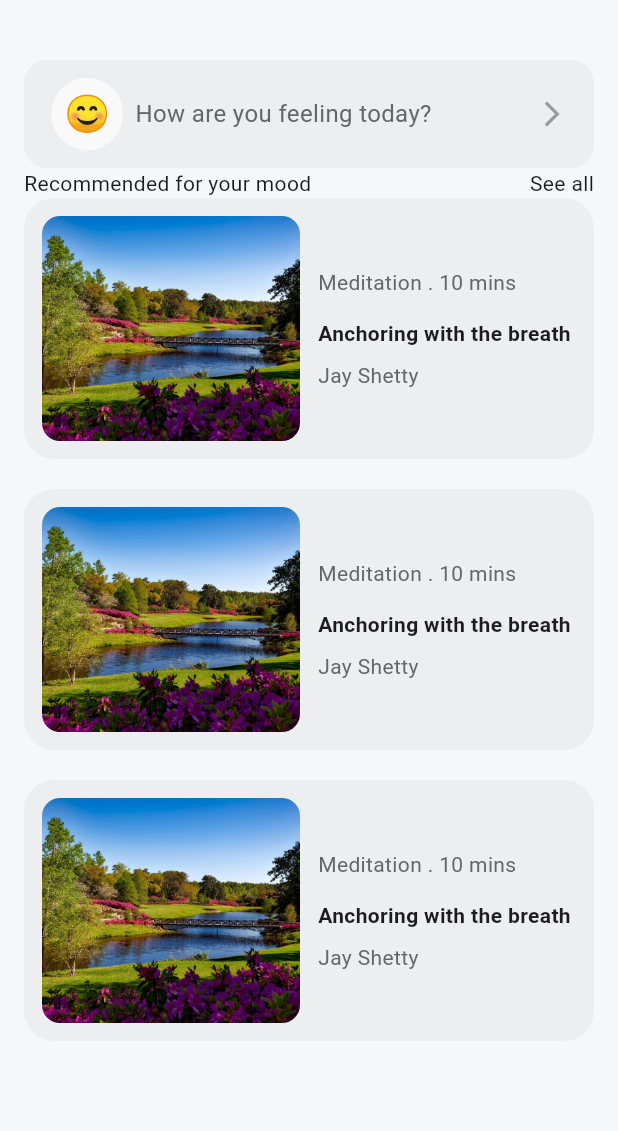
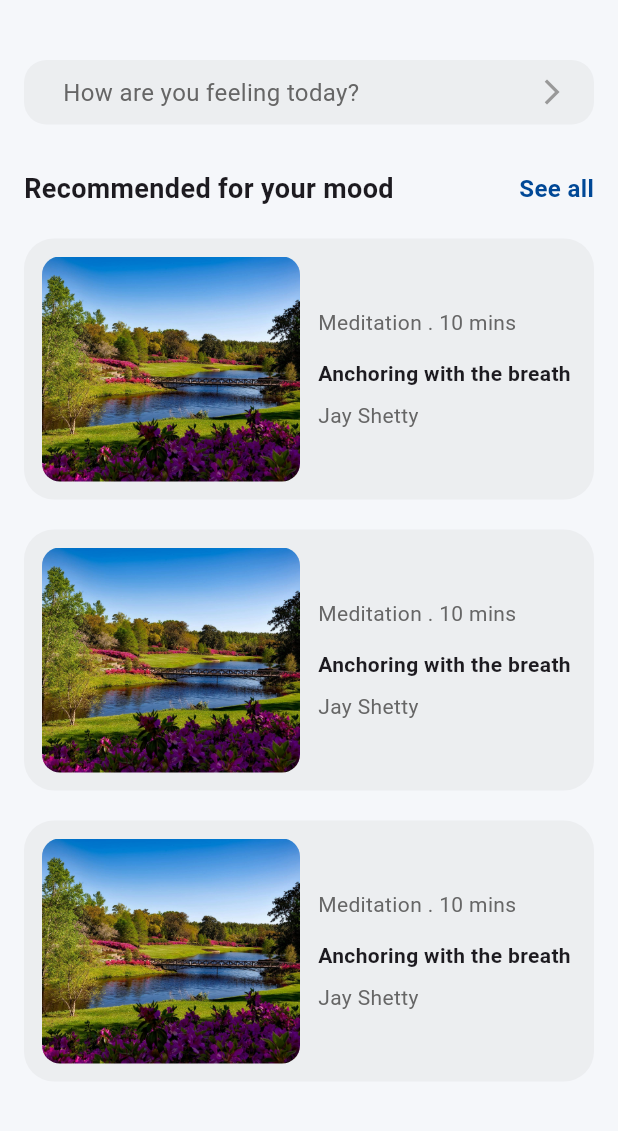
Before and after one commit to JoshuaOzibo/Mental_health_ui, a Flutter app: the screen it shows after launch, after a tap on "How are you feeling today?", after a tap on "Continue", on a phone screen of 412 x 824 dp, the part 105-1236 px from its top. Run offline on Flutter 3.47's test engine with Material 3 defaults, Android fonts, the phone set to English and light mode, and no system bars.

Commit message:
feat: add emoji support to FellingsButton and update UI in HomeScreen and RecommendedMoodPage

```diff
--- a/lib/features/home_page/components/feelings_button.dart
+++ b/lib/features/home_page/components/feelings_button.dart
@@ -6,22 +6,21 @@ class FellingsButton extends StatelessWidget {
     super.key,
     required this.onPressed,
     required this.text,
-    required this.icon
+    this.emoji,
+    required this.icon,
   });
 
   final VoidCallback onPressed;
   final String text;
-  final icon;
+  final String? emoji;
+  final IconData icon;
 
   @override
   Widget build(BuildContext context) {
     return GestureDetector(
-      onTap: () {
-        // Handle button tap
-        onPressed();
-      },
+      onTap: onPressed,
       child: Container(
-        padding: EdgeInsets.symmetric(horizontal: 18, vertical: 10),
+        padding: const EdgeInsets.symmetric(horizontal: 18, vertical: 10),
         width: double.infinity,
         decoration: BoxDecoration(
           color: NovaColors.iconGray.withValues(alpha: 0.1),
@@ -32,25 +31,28 @@ class FellingsButton extends StatelessWidget {
           children: [
             Row(
               children: [
-                Container(
-                  padding: EdgeInsets.all(9),
-                  decoration: BoxDecoration(
-                    color: const Color.fromARGB(255, 249, 249, 249),
-                    shape: BoxShape.circle,
+                if (emoji != null && emoji!.isNotEmpty)
+                  Container(
+                    padding: const EdgeInsets.all(9),
+                    decoration: const BoxDecoration(
+                      color: Color.fromARGB(255, 249, 249, 249),
+                      shape: BoxShape.circle,
+                    ),
+                    child: Text(
+                      emoji!,
+                      style: const TextStyle(fontSize: 20),
+                    ),
                   ),
-                  child: Text('😊', style: TextStyle(fontSize: 24)),
-                ),
-                SizedBox(width: 8),
+                const SizedBox(width: 8),
                 Text(
                   text,
-                  style: TextStyle(
-                    color: const Color.fromARGB(255, 102, 102, 102),
+                  style: const TextStyle(
+                    color: Color.fromARGB(255, 102, 102, 102),
                     fontSize: 16,
                   ),
                 ),
               ],
             ),
-
             Icon(icon, color: NovaColors.iconGray, size: 20),
           ],
         ),
--- a/lib/features/home_page/screens/home_screen.dart
+++ b/lib/features/home_page/screens/home_screen.dart
@@ -95,6 +95,7 @@ class HomeScreen extends StatelessWidget {
             children: [
               SizedBox(height: 30),
               FellingsButton(
+                emoji: '😊',
                 icon: Icons.arrow_forward_ios,
                 onPressed: () => {
                   showBottomSheet(
--- a/lib/features/recommended_mood_page/screens/recommended_mood_page.dart
+++ b/lib/features/recommended_mood_page/screens/recommended_mood_page.dart
@@ -86,7 +86,7 @@ class RecommendedMoodPage extends StatelessWidget {
         ],
       ),
       body: Container(
-          padding: EdgeInsets.symmetric(horizontal: 16),
+        padding: EdgeInsets.symmetric(horizontal: 16),
         child: Column(
           crossAxisAlignment: CrossAxisAlignment.start,
           children: [
@@ -97,11 +97,27 @@ class RecommendedMoodPage extends StatelessWidget {
               text: 'How are you feeling today?',
             ),
 
+            SizedBox(height: 30),
+
             Row(
               mainAxisAlignment: MainAxisAlignment.spaceBetween,
               children: [
-              Text('Recommended for your mood'),
-              Text('See all')]),
+                Text(
+                  'Recommended for your mood',
+                  style: TextStyle(fontSize: 18, fontWeight: FontWeight.bold),
+                ),
+                Text(
+                  'See all',
+                  style: TextStyle(
+                    fontSize: 16,
+                    fontWeight: FontWeight.bold,
+                    color: const Color.fromARGB(255, 0, 72, 150),
+                  ),
+                ),
+              ],
+            ),
+
+            SizedBox(height: 20),
 
             Column(
               spacing: 20,
```
